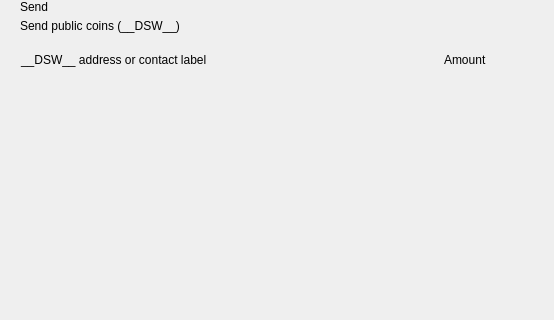
First picture: the form in src/qt/pivx/forms/send.ui, repository decenomy/DSW, before the edit; both pictures show x 0 to 554 and y 0 to 320 of the 893 by 700 pixel window.
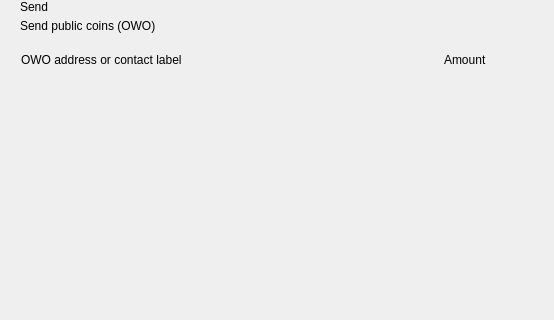
Second picture: the form after the edit. Custom widgets are drawn as their Qt base class.

Commit message: Replace standard coin unit __DSW__ by OWO

```diff
--- a/src/qt/pivx/forms/send.ui
+++ b/src/qt/pivx/forms/send.ui
@@ -81,7 +81,7 @@
             <item>
              <widget class="QLabel" name="labelSubtitle1">
               <property name="text">
-               <string>Send public coins (__DSW__)</string>
+               <string>Send public coins (OWO)</string>
               </property>
              </widget>
             </item>
@@ -141,7 +141,7 @@
              <string notr="true">margin-left:8px;</string>
             </property>
             <property name="text">
-             <string>__DSW__ address or contact label</string>
+             <string>OWO address or contact label</string>
             </property>
            </widget>
           </item>
```
The commit also changes 20 other files.
